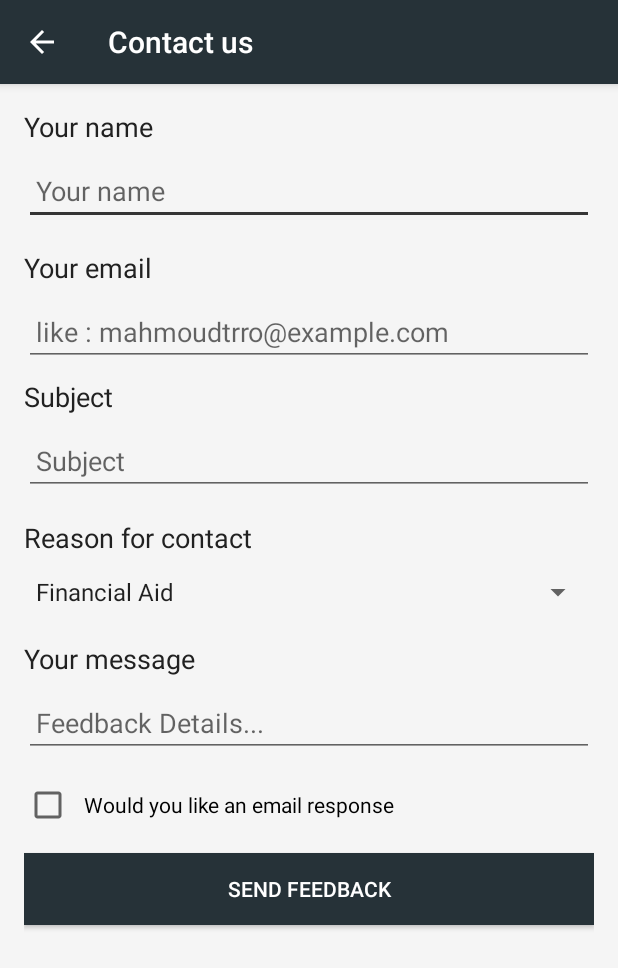
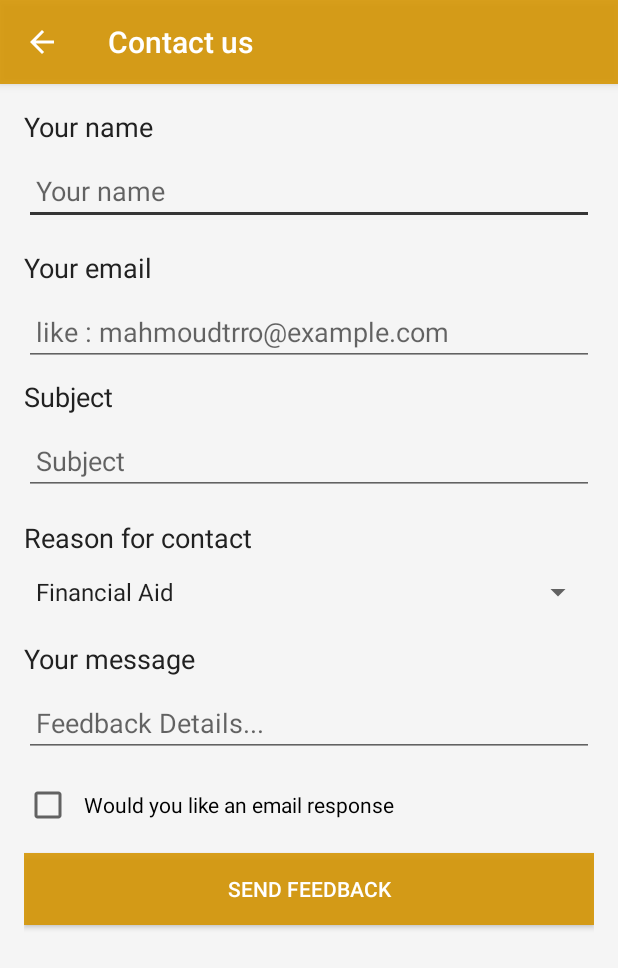
Before and after one commit to nabil-hfz/Zeon, an Android app: the ContactActivity screen opened directly, with no data from a screen before it, on a phone screen of 412 x 824 dp. Shown: the top 968 px of the screen. Run offline under Robolectric (Android 15) with nearby library versions, the phone set to English and light mode, and no system bars; network calls fail.

```diff
--- a/app/src/main/res/values/colors.xml
+++ b/app/src/main/res/values/colors.xml
@@ -1,7 +1,7 @@
 <?xml version="1.0" encoding="utf-8"?>
 <resources>
-    <color name="colorPrimary">#263238</color>
-    <color name="colorPrimaryDark">#BF360C</color>
+    <color name="colorPrimary">#e1d59500</color>
+    <color name="colorPrimaryDark">#c8000000</color>
     <color name="colorAccent">#c8000000</color>
     <color name="viewBg">#f1f5f8</color>
     <color name="nameMember">#000000</color>
```
Also changed, not shown: app/src/main/java/com/example/volley/zeon/MenuActivity/aboutUsActivity.java (+5 -3 lines).
